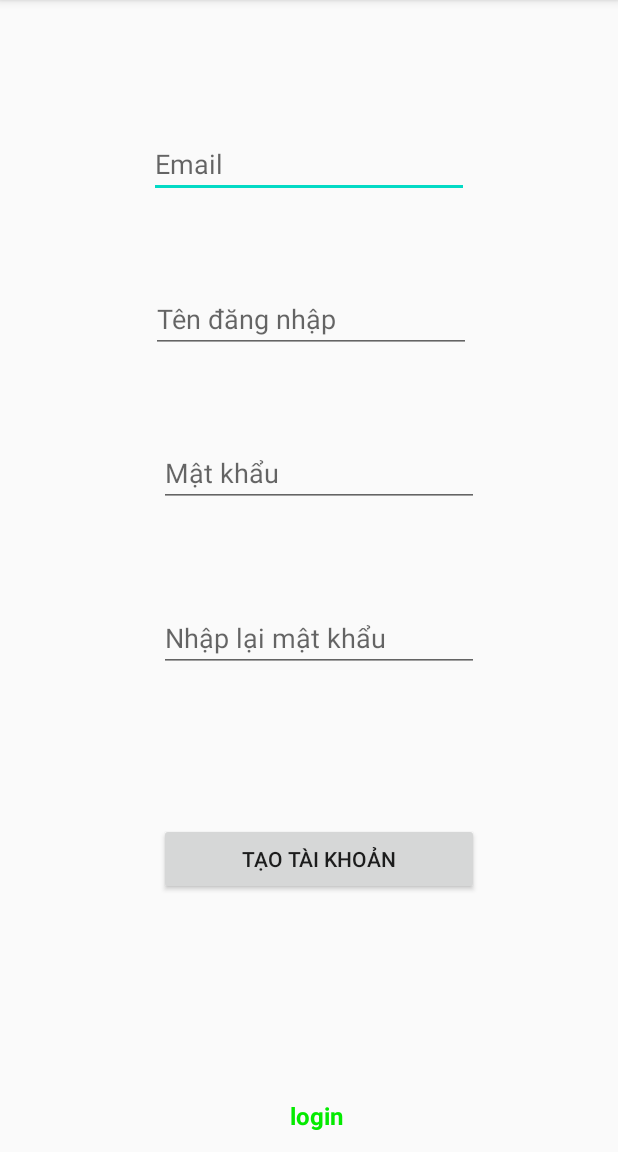
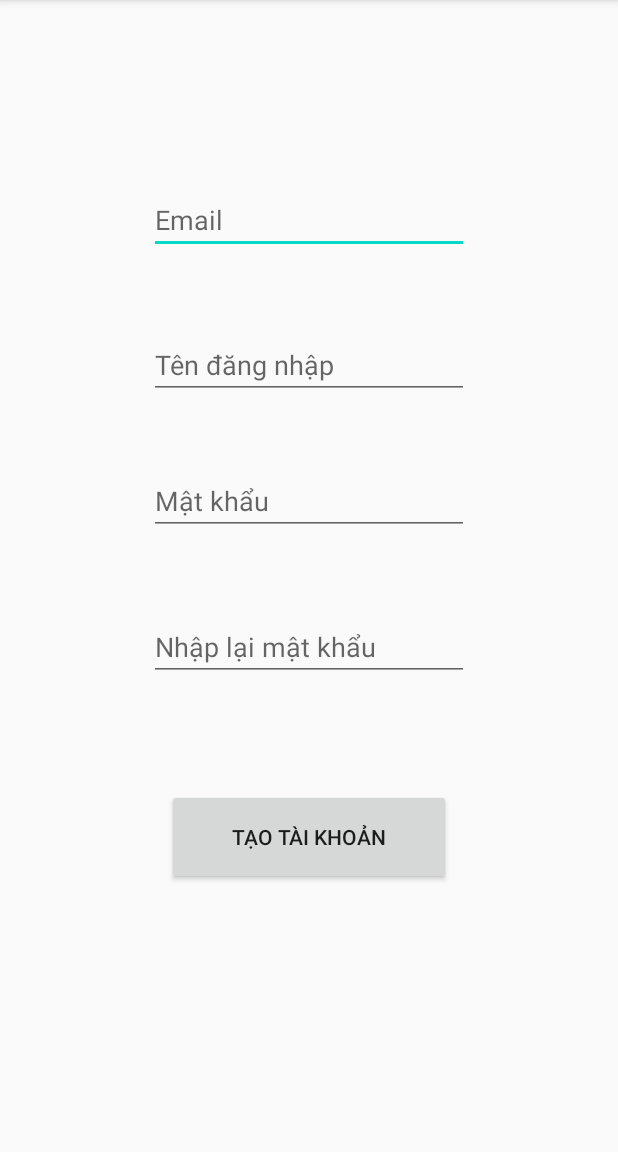
Before and after one commit to npcv1999/Do-An-Co-So, an Android app: the screen it shows after launch (CreateNewUser), after a tap on "TẠO TÀI KHOẢN MỚI", on a phone screen of 412 x 824 dp, the part 84-1236 px from its top. Run offline under Robolectric (Android 15) with nearby library versions, the phone set to English and light mode, and no system bars.

Commit message:
Hoan tat co ban login vs register

```diff
--- a/CongTimViecIt/app/src/main/java/com/example/congtimviecit/LoginActivity.java
+++ b/CongTimViecIt/app/src/main/java/com/example/congtimviecit/LoginActivity.java
@@ -19,8 +19,8 @@ import android.widget.TextView;
 import android.widget.Toast;
 
 public class LoginActivity extends AppCompatActivity {
-    EditText mTextUsername;
-    EditText mTextPassword;
+    EditText mTextUsername1;
+    EditText mTextPassword1;
     Button mButtonLogin;
     Button mButtonRegister;
     DatabaseHelper db;
@@ -38,8 +38,8 @@ public class LoginActivity extends AppCompatActivity {
         //dialog.show();
 
         db = new DatabaseHelper(this);
-        mTextUsername = (EditText)findViewById(R.id.edtLogin);
-        mTextPassword = (EditText)findViewById(R.id.edtPass);
+        mTextUsername1 = (EditText)findViewById(R.id.edtLogin);
+        mTextPassword1 = (EditText)findViewById(R.id.edtPass);
         mButtonLogin = (Button)findViewById(R.id.btnLogin);
         mButtonRegister = (Button) findViewById(R.id.btnRegis);
         mButtonRegister.setOnClickListener(new View.OnClickListener() {
@@ -53,21 +53,29 @@ public class LoginActivity extends AppCompatActivity {
         mButtonLogin.setOnClickListener(new View.OnClickListener() {
             @Override
             public void onClick(View view) {
-                String user = mTextUsername.getText().toString().trim();
-                String pwd = mTextPassword.getText().toString().trim();
+                String user = mTextUsername1.getText().toString().trim();
+                String pwd = mTextPassword1.getText().toString().trim();
+                //Check user
                 Boolean res = db.checkUser(user, pwd);
-                if(res == true)
-                {
-                    Intent HomePage = new Intent(LoginActivity.this,MainActivity.class);
-                    startActivity(HomePage);
+                if(user.length() !=0 && pwd.length()!=0) {
+                    if(res == true)
+                    {
+                        Toast.makeText(LoginActivity.this, "Đăng nhập thành công", Toast.LENGTH_SHORT).show();
+                        Intent HomePage = new Intent(LoginActivity.this, MainActivity.class);
+                        startActivity(HomePage);
+
+                    }
+                else
+                    {
+                        Toast.makeText(LoginActivity.this, "Sai thông tin đăng nhập", Toast.LENGTH_SHORT).show();
+                    }
                 }
-                else
-                {
-                    Toast.makeText(LoginActivity.this,"Login Error",Toast.LENGTH_SHORT).show();
+                else {
+                    Toast.makeText(LoginActivity.this, "Mời bạn nhập đầy đủ thông tin", Toast.LENGTH_SHORT).show();
                 }
             }
         });
-        mTextPassword = (EditText) findViewById(R.id.edtPass);
+        mTextPassword1 = (EditText) findViewById(R.id.edtPass);
         mCbShowPwd = (CheckBox) findViewById(R.id.cbShowPwd);
 
         mCbShowPwd.setOnCheckedChangeListener(new CompoundButton.OnCheckedChangeListener() {
@@ -76,10 +84,10 @@ public class LoginActivity extends AppCompatActivity {
                 // checkbox status is changed from uncheck to checked.
                     if (!isChecked) {
                     // show password
-                    mTextPassword.setTransformationMethod(PasswordTransformationMethod.getInstance());
+                    mTextPassword1.setTransformationMethod(PasswordTransformationMethod.getInstance());
                 } else {
                     // hide password
-                    mTextPassword.setTransformationMethod(HideReturnsTransformationMethod.getInstance());
+                    mTextPassword1.setTransformationMethod(HideReturnsTransformationMethod.getInstance());
                 }
             }
         });
--- a/CongTimViecIt/app/src/main/res/layout/activity_create_new_user.xml
+++ b/CongTimViecIt/app/src/main/res/layout/activity_create_new_user.xml
@@ -12,82 +12,74 @@
     <Button
         android:id="@+id/button"
         android:layout_width="0dp"
-        android:layout_height="wrap_content"
-        android:layout_marginBottom="136dp"
+        android:layout_height="64dp"
+        android:layout_marginStart="111dp"
+        android:layout_marginTop="72dp"
+        android:layout_marginEnd="111dp"
         android:text="@string/t_o_t_i_kho_n"
-        app:layout_constraintBottom_toTopOf="@+id/textview_login"
-        app:layout_constraintEnd_toEndOf="@+id/repasstxt"
-        app:layout_constraintHorizontal_bias="0.0"
-        app:layout_constraintStart_toStartOf="@+id/repasstxt" />
+        app:layout_constraintEnd_toEndOf="parent"
+        app:layout_constraintStart_toStartOf="parent"
+        app:layout_constraintTop_toBottomOf="@+id/repasstxt" />
 
     <EditText
         android:id="@+id/Emaitxt"
-        android:layout_width="wrap_content"
+        android:layout_width="0dp"
         android:layout_height="wrap_content"
-        android:layout_marginTop="72dp"
-        android:layout_marginBottom="43dp"
+        android:layout_marginStart="99dp"
+        android:layout_marginTop="124dp"
+        android:layout_marginEnd="99dp"
         android:autofillHints=""
         android:ems="10"
         android:hint="Email"
         android:inputType="textPersonName"
-        app:layout_constraintBottom_toTopOf="@+id/Idtxt"
         app:layout_constraintEnd_toEndOf="parent"
         app:layout_constraintStart_toStartOf="parent"
         app:layout_constraintTop_toTopOf="parent" />
 
     <EditText
         android:id="@+id/Idtxt"
-        android:layout_width="wrap_content"
+        android:layout_width="0dp"
         android:layout_height="wrap_content"
-        android:layout_marginStart="1dp"
-        android:layout_marginBottom="43dp"
+        android:layout_marginStart="99dp"
+        android:layout_marginTop="51dp"
+        android:layout_marginEnd="99dp"
         android:autofillHints=""
         android:ems="10"
         android:hint="Tên đăng nhập"
         android:inputType="textPersonName"
-        app:layout_constraintBottom_toTopOf="@+id/passtxt"
-        app:layout_constraintStart_toStartOf="@+id/Emaitxt"
+        app:layout_constraintEnd_toEndOf="parent"
+        app:layout_constraintStart_toStartOf="parent"
         app:layout_constraintTop_toBottomOf="@+id/Emaitxt" />
 
     <EditText
         android:id="@+id/passtxt"
-        android:layout_width="wrap_content"
+        android:layout_width="0dp"
         android:layout_height="wrap_content"
-        android:layout_marginStart="5dp"
-        android:layout_marginBottom="50dp"
+        android:layout_marginStart="99dp"
+        android:layout_marginTop="45dp"
+        android:layout_marginEnd="99dp"
         android:autofillHints=""
         android:ems="10"
         android:hint="Mật khẩu"
         android:inputType="textPersonName"
-        app:layout_constraintBottom_toTopOf="@+id/repasstxt"
-        app:layout_constraintStart_toStartOf="@+id/Idtxt"
+        app:layout_constraintEnd_toEndOf="parent"
+        app:layout_constraintStart_toStartOf="parent"
         app:layout_constraintTop_toBottomOf="@+id/Idtxt" />
 
     <EditText
         android:id="@+id/repasstxt"
-        android:layout_width="wrap_content"
+        android:layout_width="0dp"
         android:layout_height="wrap_content"
-        android:layout_marginBottom="86dp"
+        android:layout_marginStart="99dp"
+        android:layout_marginTop="52dp"
+        android:layout_marginEnd="99dp"
         android:ems="10"
         android:hint="Nhập lại mật khẩu"
         android:importantForAutofill="no"
         android:inputType="textPersonName"
-        app:layout_constraintBottom_toTopOf="@+id/button"
-        app:layout_constraintStart_toStartOf="@+id/passtxt"
+        app:layout_constraintEnd_toEndOf="parent"
+        app:layout_constraintHorizontal_bias="0.0"
+        app:layout_constraintStart_toStartOf="parent"
         app:layout_constraintTop_toBottomOf="@+id/passtxt" />
 
-    <TextView
-        android:id="@+id/textview_login"
-        android:layout_width="wrap_content"
-        android:layout_height="35dp"
-        android:paddingLeft="10dp"
-        android:text="login"
-        android:textColor="#04ea00"
-        android:textSize="16sp"
-        android:textStyle="bold"
-        app:layout_constraintBottom_toBottomOf="parent"
-        app:layout_constraintEnd_toEndOf="parent"
-        app:layout_constraintHorizontal_bias="0.5"
-        app:layout_constraintStart_toStartOf="parent" />
-
 </androidx.constraintlayout.widget.ConstraintLayout>
```
Also changed, not shown: CongTimViecIt/app/src/main/java/com/example/congtimviecit/CreateNewUser.java (+26 -22 lines), CongTimViecIt/app/src/main/java/com/example/congtimviecit/DatabaseHelper.java (+19 -2 lines).
